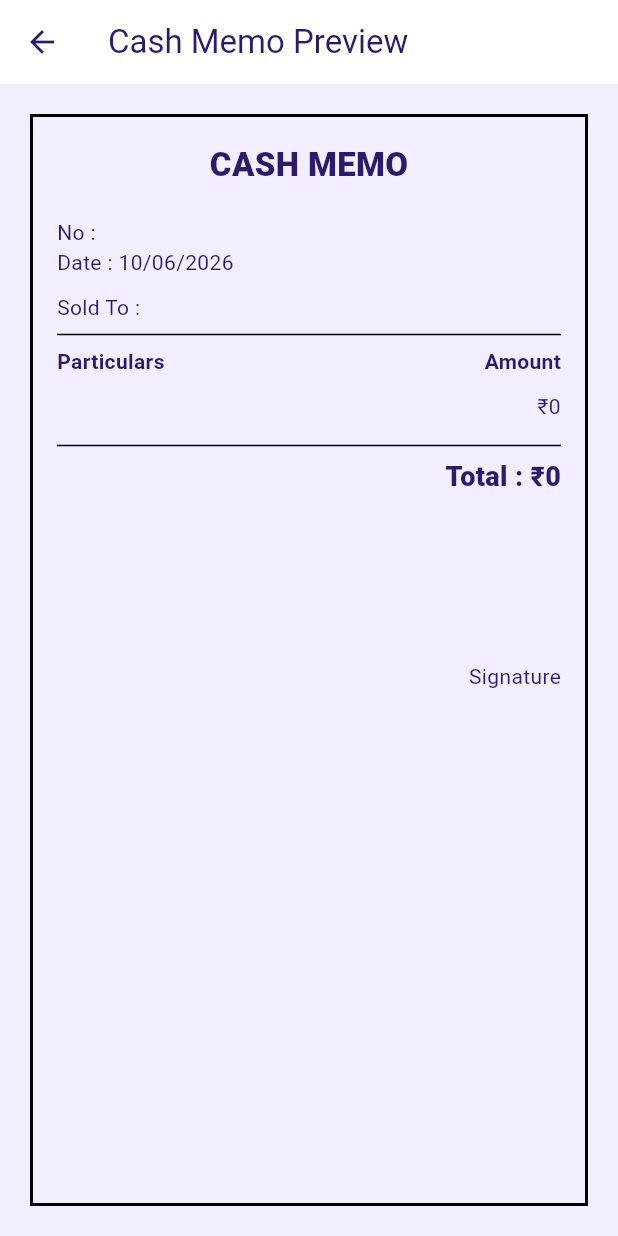
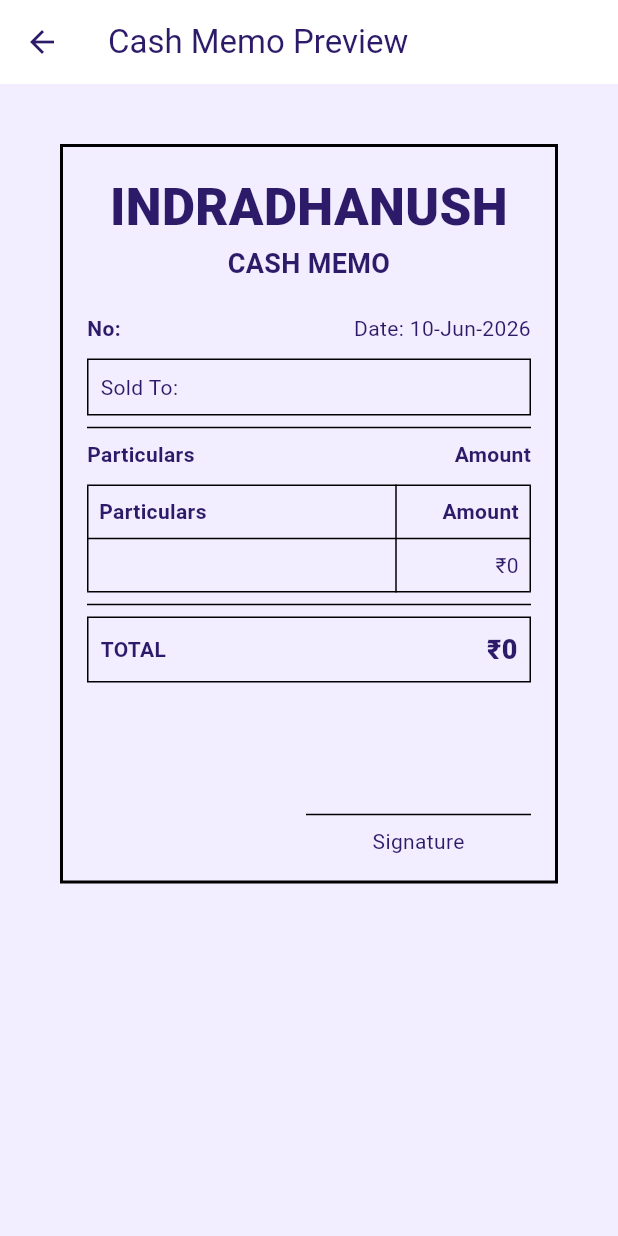
Before and after one commit to san127/indradhanush-app, a Flutter app: the CashMemoEditorPage screen opened directly, after a tap on "Preview Cash Memo", on a phone screen of 412 x 824 dp. Run offline on Flutter 3.47's test engine with Material 3 defaults, Android fonts, the phone set to English and light mode, and no system bars; our stand-ins replace screenshot, supabase_flutter; accounts and stored records are empty; Roboto replaces fonts that are missing (Nunito).

Commit message:
worked on cash memo

```diff
--- a/indradhanush/lib/cash_memo_editor_page.dart
+++ b/indradhanush/lib/cash_memo_editor_page.dart
@@ -185,6 +185,8 @@ Future<void> _loadEvent() async {
 
     if (event == null) return;
 
+
+
     final existingMemo =
         await SupabaseService
             .getCashMemoForEvent(
@@ -205,6 +207,10 @@ Future<void> _loadEvent() async {
       setState(() {
 
         _event = event;
+
+      _memoDate = DateTime.parse(
+  existingMemo['memo_date'],
+);
 
         _soldToCtrl.text =
             existingMemo['sold_to'] ?? '';
@@ -500,10 +506,11 @@ Widget build(BuildContext context) {
           soldTo: _soldToCtrl.text,
           memoNumber: _memoNumberCtrl.text,
           date:
-              DateFormat(
-                'dd/MM/yyyy',
-              ).format(
-                _memoDate, ),
+            DateFormat(
+              'dd-MMM-yyyy',
+            ).format(
+              _memoDate,
+            ),
           total: _overrideTotal
                   ? int.tryParse(_totalCtrl .text,) ??
                       0
--- a/indradhanush/lib/cash_memo_preview_page.dart
+++ b/indradhanush/lib/cash_memo_preview_page.dart
@@ -1,4 +1,5 @@
 import 'package:flutter/material.dart';
+import 'package:screenshot/screenshot.dart';
 
 class CashMemoPreviewPage extends StatelessWidget {
 
@@ -28,7 +29,10 @@ class CashMemoPreviewPage extends StatelessWidget {
         ),
       ),
 
-      body: Center(
+    body: SingleChildScrollView(
+      padding:
+      const EdgeInsets.all(20),
+      child: Center(
 
         child: Container(
 
@@ -49,14 +53,29 @@ class CashMemoPreviewPage extends StatelessWidget {
 
             children: [
 
-              const Center(
-                child: Text(
+              Center(
+              child: Column(
+                mainAxisSize: MainAxisSize.min,
+                children: [
+
+                  const Text(
+                    'INDRADHANUSH',
+                    textAlign: TextAlign.center,
+                    style: TextStyle(
+                      fontSize: 34,
+                      fontWeight: FontWeight.w900,
+                    ),
+                  ),
+
+                  const Text(
                     'CASH MEMO',
+                    textAlign: TextAlign.center,
                     style: TextStyle(
-                    fontSize: 22,
-                    fontWeight:
-                        FontWeight.w800,
+                      fontSize: 18,
+                      fontWeight: FontWeight.w700,
                     ),
+                  ),
+                ],
               ),
             ),
 
@@ -64,20 +83,42 @@ class CashMemoPreviewPage extends StatelessWidget {
                 height: 20,
               ),
 
-              Text(
-                'No : $memoNumber',
+              Row(
+                children: [
+
+                  Expanded(
+                    child: Text(
+                      'No: $memoNumber',
+                      style: const TextStyle(
+                        fontWeight:
+                            FontWeight.w700,
+                      ),
+                    ),
                   ),
 
-              Text(
-                'Date : $date',
+                  Expanded(
+                    child: Text(
+                      'Date: $date',
+                      textAlign:
+                          TextAlign.right,
+                    ),
+                  ),
+                ],
               ),
 
               const SizedBox(
                 height: 10,
               ),
 
-              Text(
-                'Sold To : $soldTo',
+              Container(
+                width: double.infinity,
+                padding: const EdgeInsets.all(8),
+                decoration: BoxDecoration(
+                  border: Border.all(),
+                ),
+                child: Text(
+                  'Sold To: $soldTo',
+                ),
               ),
 
               const Divider(),
@@ -109,75 +150,122 @@ class CashMemoPreviewPage extends StatelessWidget {
                 height: 10,
               ),
 
+              Table(
+                columnWidths: const {
+
+                  0: FlexColumnWidth(4),
+
+                  1: FixedColumnWidth(90),
+                },
+
+                border: TableBorder.all(),
+
+                children: [
+
+                  const TableRow(
+                    children: [
+
+                      Padding(
+                        padding: EdgeInsets.all(8),
+                        child: Text(
+                          'Particulars',
+                          style: TextStyle(
+                            fontWeight:
+                                FontWeight.bold,
+                          ),
+                        ),
+                      ),
+
+                      Padding(
+                        padding: EdgeInsets.all(8),
+                        child: Text(
+                          'Amount',
+                          textAlign:
+                              TextAlign.right,
+                          style: TextStyle(
+                            fontWeight:
+                                FontWeight.bold,
+                          ),
+                        ),
+                      ),
+                    ],
+                  ),
+
                   ...items.map((item) {
 
-                return Padding(
-                  padding:
-                      const EdgeInsets
-                          .only(
-                    bottom: 8,
-                  ),
-
-                  child: Row(
+                    return TableRow(
                       children: [
 
-                      Expanded(
-                        flex: 4,
+                        Padding(
+                          padding:
+                              const EdgeInsets.all(
+                                  8),
                           child: Text(
                             item['particulars'],
                             softWrap: true,
                           ),
                         ),
 
-                      const SizedBox(width: 30),
-
-                      SizedBox(
-                        width: 100,
+                        Padding(
+                          padding:
+                              const EdgeInsets.all(
+                                  8),
                           child: Text(
                             '₹${item['amount']}',
                             textAlign:
                                 TextAlign.right,
                           ),
                         ),
-
-                      // Text(
-                      //   '₹${item['amount']}',
-                      // ),
+                      ],
+                    );
+                  }),
                 ],
               ),
-                );
-              }),
 
               const Divider(),
 
-              Align(
-                alignment:
-                    Alignment.centerRight,
+              Container(
+                width: double.infinity,
+                padding: const EdgeInsets.all(8),
+                decoration: BoxDecoration(
+                  border: Border.all(),
+                ),
+                child: Row(
+                  children: [
 
-                child: Text(
-                  'Total : ₹$total',
-
-                  style:
-                      const TextStyle(
-                    fontSize: 18,
+                    const Text(
+                      'TOTAL',
+                      style: TextStyle(
                         fontWeight:
-                        FontWeight.w800,
-                  ),
+                            FontWeight.bold,
                       ),
                     ),
 
-              const SizedBox(height: 60),
+                    const Spacer(),
+
+                    Text(
+                      '₹$total',
+                      style: const TextStyle(
+                        fontSize: 18,
+                        fontWeight:
+                            FontWeight.w900,
+                      ),
+                    ),
+                  ],
+                ),
+              ),
+
+              const SizedBox(height: 80),
 
               const Align(
                 alignment:
                     Alignment.centerRight,
-
+                child: SizedBox(
+                  width: 150,
                   child: Column(
                     children: [
 
-                    SizedBox(
-                      height: 50,
-                    ),
+                      Divider(),
 
                       Text(
                         'Signature',
@@ -185,10 +273,12 @@ class CashMemoPreviewPage extends StatelessWidget {
                     ],
                   ),
                 ),
+              ),
             ],
           ),
         ),
       ),
+    )
   );
   }
 }
```
Also changed, not shown: indradhanush/pubspec.yaml (+8 -1 lines), indradhanush/assets/images/logo.png (added). Lines whose indentation alone changed are shown as unchanged.
